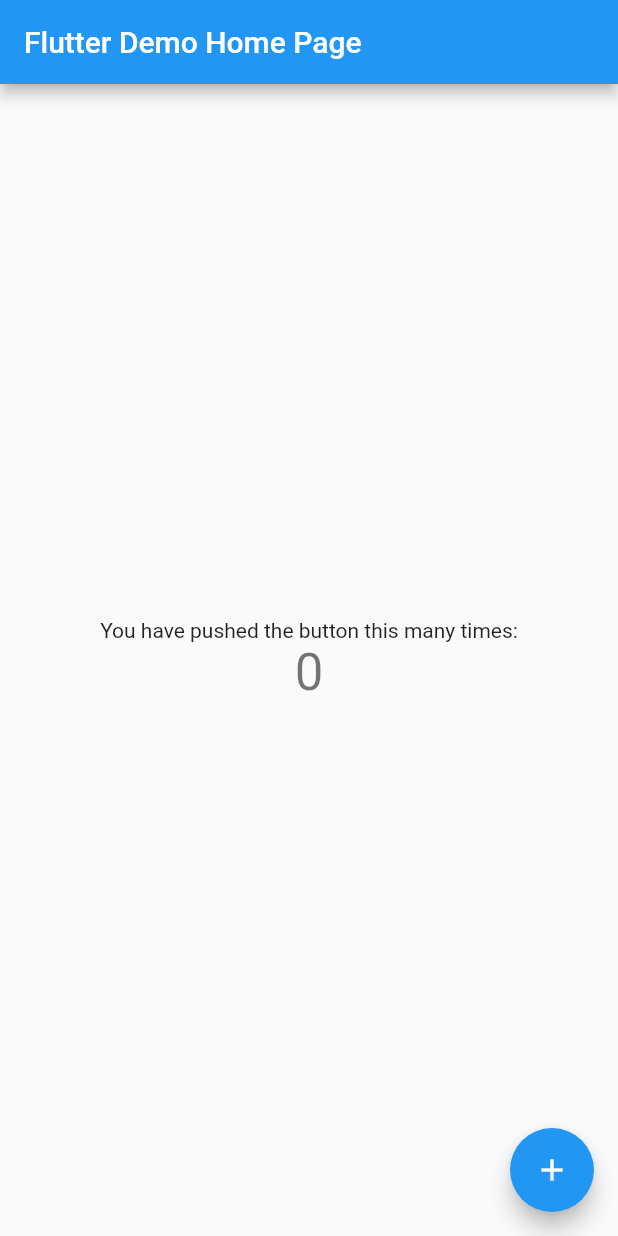
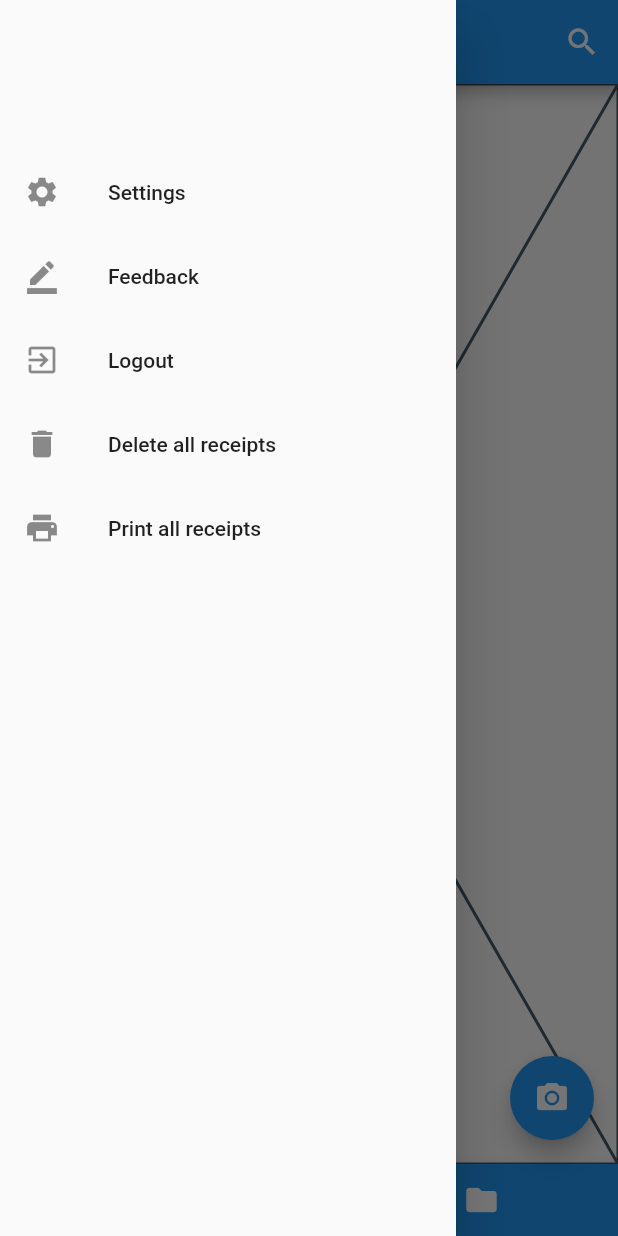
Before and after one commit to nilekell/receiptcamp_debug_select_multiple, a Flutter app: the screen it shows after launch, with the side drawer open (before the commit the screen has no drawer), on a phone screen of 412 x 824 dp. Run offline on Flutter 3.47's test engine with Material 2 defaults, Android fonts, the phone set to English and light mode, and no system bars.

Commit message:
initial screens

```diff
--- a/lib/main.dart
+++ b/lib/main.dart
@@ -1,4 +1,5 @@
 import 'package:flutter/material.dart';
+import 'package:receiptcamp/presentation/screens/home.dart';
 
 void main() {
   runApp(const MyApp());
@@ -7,109 +8,14 @@ void main() {
 class MyApp extends StatelessWidget {
   const MyApp({super.key});
 
-  // This widget is the root of your application.
   @override
   Widget build(BuildContext context) {
     return MaterialApp(
-      title: 'Flutter Demo',
+      title: 'ReceiptCamp',
       theme: ThemeData(
-        // This is the theme of your application.
-        //
-        // Try running your application with "flutter run". You'll see the
-        // application has a blue toolbar. Then, without quitting the app, try
-        // changing the primarySwatch below to Colors.green and then invoke
-        // "hot reload" (press "r" in the console where you ran "flutter run",
-        // or simply save your changes to "hot reload" in a Flutter IDE).
-        // Notice that the counter didn't reset back to zero; the application
-        // is not restarted.
         primarySwatch: Colors.blue,
       ),
-      home: const MyHomePage(title: 'Flutter Demo Home Page'),
+      home: const Home(),
     );
   }
 }
-
-class MyHomePage extends StatefulWidget {
-  const MyHomePage({super.key, required this.title});
-
-  // This widget is the home page of your application. It is stateful, meaning
-  // that it has a State object (defined below) that contains fields that affect
-  // how it looks.
-
-  // This class is the configuration for the state. It holds the values (in this
-  // case the title) provided by the parent (in this case the App widget) and
-  // used by the build method of the State. Fields in a Widget subclass are
-  // always marked "final".
-
-  final String title;
-
-  @override
-  State<MyHomePage> createState() => _MyHomePageState();
-}
-
-class _MyHomePageState extends State<MyHomePage> {
-  int _counter = 0;
-
-  void _incrementCounter() {
-    setState(() {
-      // This call to setState tells the Flutter framework that something has
-      // changed in this State, which causes it to rerun the build method below
-      // so that the display can reflect the updated values. If we changed
-      // _counter without calling setState(), then the build method would not be
-      // called again, and so nothing would appear to happen.
-      _counter++;
-    });
-  }
-
-  @override
-  Widget build(BuildContext context) {
-    // This method is rerun every time setState is called, for instance as done
-    // by the _incrementCounter method above.
-    //
-    // The Flutter framework has been optimized to make rerunning build methods
-    // fast, so that you can just rebuild anything that needs updating rather
-    // than having to individually change instances of widgets.
-    return Scaffold(
-      appBar: AppBar(
-        // Here we take the value from the MyHomePage object that was created by
-        // the App.build method, and use it to set our appbar title.
-        title: Text(widget.title),
-      ),
-      body: Center(
-        // Center is a layout widget. It takes a single child and positions it
-        // in the middle of the parent.
-        child: Column(
-          // Column is also a layout widget. It takes a list of children and
-          // arranges them vertically. By default, it sizes itself to fit its
-          // children horizontally, and tries to be as tall as its parent.
-          //
-          // Invoke "debug painting" (press "p" in the console, choose the
-          // "Toggle Debug Paint" action from the Flutter Inspector in Android
-          // Studio, or the "Toggle Debug Paint" command in Visual Studio Code)
-          // to see the wireframe for each widget.
-          //
-          // Column has various properties to control how it sizes itself and
-          // how it positions its children. Here we use mainAxisAlignment to
-          // center the children vertically; the main axis here is the vertical
-          // axis because Columns are vertical (the cross axis would be
-          // horizontal).
-          mainAxisAlignment: MainAxisAlignment.center,
-          children: <Widget>[
-            const Text(
-              'You have pushed the button this many times:',
-            ),
-            Text(
-              '$_counter',
-              style: Theme.of(context).textTheme.headlineMedium,
-            ),
-          ],
-        ),
-      ),
-      floatingActionButton: FloatingActionButton(
-        onPressed: _incrementCounter,
-        tooltip: 'Increment',
-        child: const Icon(Icons.add),
-      ), // This trailing comma makes auto-formatting nicer for build methods.
-    );
-  }
-}
--- /dev/null
+++ b/lib/presentation/screens/home.dart
@@ -0,0 +1,28 @@
+import 'package:flutter/material.dart';
+import 'package:receiptcamp/presentation/widgets/home/app_bar.dart';
+import 'package:receiptcamp/presentation/widgets/home/drawer.dart';
+import 'package:receiptcamp/presentation/widgets/home/nav_bar.dart';
+
+class Home extends StatefulWidget {
+  const Home({super.key});
+
+  @override
+  State<Home> createState() => _HomeState();
+}
+
+class _HomeState extends State<Home> {
+  @override
+  Widget build(BuildContext context) {
+    return Scaffold(
+        drawer: const NavDrawer(),
+        appBar: const HomeAppBar(),
+        body: const Placeholder(),
+        floatingActionButtonLocation: FloatingActionButtonLocation.endFloat,
+        floatingActionButton: FloatingActionButton(
+          onPressed: () {},
+          backgroundColor: Colors.blue,
+          child: const Icon(Icons.camera_alt),
+        ),
+        bottomNavigationBar: NavBar());
+  }
+}
--- /dev/null
+++ b/lib/presentation/widgets/home/app_bar.dart
@@ -0,0 +1,22 @@
+import 'package:flutter/material.dart';
+
+class HomeAppBar extends StatelessWidget implements PreferredSizeWidget{
+  const HomeAppBar({super.key});
+
+  @override
+  Size get preferredSize => const Size.fromHeight(kToolbarHeight);
+
+  @override
+  Widget build(BuildContext context) {
+    return AppBar(
+      backgroundColor: Colors.blue,
+      title: const Text("ReceiptCamp"),
+      actions: [
+        IconButton(
+          onPressed: () {},
+          icon: const Icon(Icons.search),
+        )
+      ],
+    );
+  }
+}
--- /dev/null
+++ b/lib/presentation/widgets/home/drawer.dart
@@ -0,0 +1,45 @@
+import 'package:flutter/material.dart';
+
+class NavDrawer extends StatelessWidget {
+  const NavDrawer({super.key});
+
+  @override
+  Widget build(BuildContext context) {
+    return Drawer(
+      child: ListView(
+        padding: EdgeInsets.zero,
+        children: <Widget>[
+          const SizedBox(
+            height: 100
+          ),
+          ListTile(
+            leading: const Icon(Icons.settings),
+            title: const Text('Settings'),
+            onTap: () => {Navigator.of(context).pop()},
+          ),
+          ListTile(
+            leading: const Icon(Icons.border_color),
+            title: const Text('Feedback'),
+            onTap: () => {Navigator.of(context).pop()},
+          ),
+          ListTile(
+            leading: const Icon(Icons.exit_to_app),
+            title: const Text('Logout'),
+            onTap: () {},
+          ),
+          // temporary buttons for debugging
+          ListTile(
+            leading: const Icon(Icons.delete),
+            title: const Text('Delete all receipts'),
+            onTap: () {},
+          ),
+          ListTile(
+            leading: const Icon(Icons.print),
+            title: const Text('Print all receipts'),
+            onTap: () {},
+          )
+        ],
+      ),
+    );
+  }
+}
--- /dev/null
+++ b/lib/presentation/widgets/home/nav_bar.dart
@@ -0,0 +1,28 @@
+import 'package:flutter/material.dart';
+
+class NavBar extends StatelessWidget {
+  @override
+  Widget build(BuildContext context) {
+    return BottomAppBar(
+        color: Colors.blue,
+        shape: CircularNotchedRectangle(),
+        child: Row(
+          mainAxisAlignment: MainAxisAlignment.spaceEvenly,
+          children: [
+            IconButton(
+              onPressed: () {},
+              icon: const Icon(Icons.home),
+              color: Colors.white),
+            IconButton(
+              icon: const Icon(Icons.upload_file),
+              color: Colors.white,
+              onPressed: () {}
+            ),
+            IconButton(
+              onPressed: () {},
+              icon: const Icon(Icons.folder),
+              color: Colors.white,)
+          ],
+        ));
+  }
+}
```
Also changed, not shown: lib/presentation/router/app_router.dart (added, +42 -0 lines), lib/presentation/screens/file_explorer.dart (added, +16 -0 lines), lib/presentation/screens/login.dart (added, +93 -0 lines), lib/presentation/screens/register.dart (added, +85 -0 lines), lib/presentation/widgets/auth/input_decor.dart (added, +12 -0 lines).
